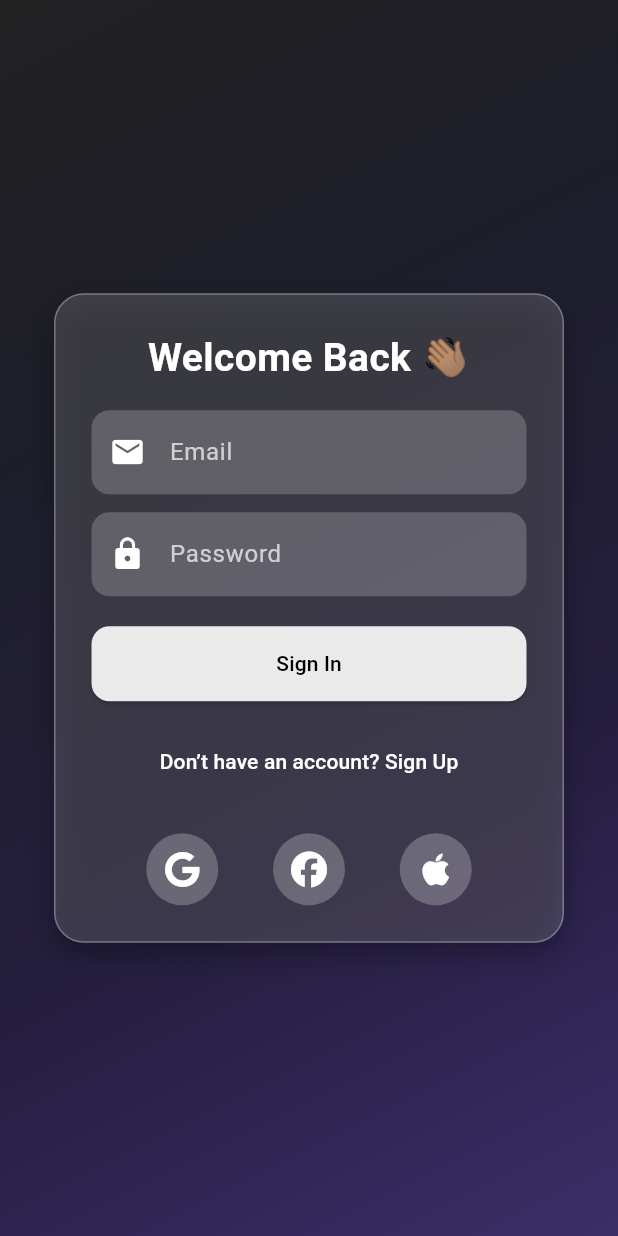
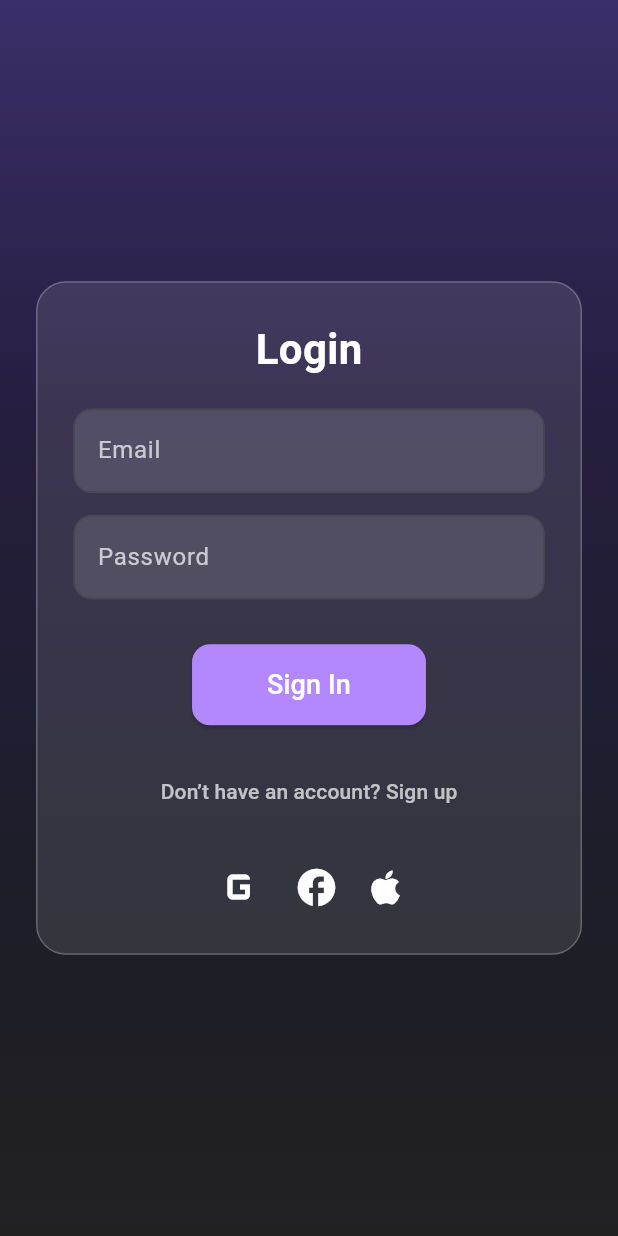
Before and after one commit to denizef00/CineHolmes, a Flutter app: the screen it shows after launch, on a phone screen of 412 x 824 dp. Run offline on Flutter 3.47's test engine with Material 3 defaults, Android fonts, the phone set to English and light mode, and no system bars; our stand-ins replace firebase_auth, firebase_core, font_awesome_flutter; accounts and stored records are empty.

```diff
--- a/proje_ana_ekran/lib/pages/home_page.dart
+++ b/lib/pages/home_page.dart
@@ -1,6 +1,6 @@
 import 'package:flutter/material.dart';
 import 'package:provider/provider.dart';
-import '../main.dart';
+import '../home_main.dart';
 
 class HomePage extends StatelessWidget {
   const HomePage({super.key});
--- a/proje_ana_ekran/lib/pages/settings_page.dart
+++ b/lib/pages/settings_page.dart
@@ -1,6 +1,6 @@
 import 'package:flutter/material.dart';
 import 'package:provider/provider.dart';
-import '../main.dart';
+import '../home_main.dart';
 
 class SettingsPage extends StatelessWidget {
   const SettingsPage({super.key});
--- a/lib/screens/login_page.dart
+++ b/lib/screens/login_page.dart
@@ -1,8 +1,178 @@
+import 'package:flutter/material.dart';
+import 'package:firebase_auth/firebase_auth.dart';
+import '../home_main.dart';
+import 'signup_page.dart';
+
+class LoginPage extends StatefulWidget {
+  const LoginPage({super.key});
+
+  @override
+  State<LoginPage> createState() => _LoginPageState();
+}
+
+class _LoginPageState extends State<LoginPage> {
+  final _emailController = TextEditingController();
+  final _passwordController = TextEditingController();
+  bool _isLoading = false;
+  String? _errorMessage;
+
+  Future<void> _login() async {
+    setState(() {
+      _isLoading = true;
+      _errorMessage = null;
+    });
+
+    try {
+      await FirebaseAuth.instance.signInWithEmailAndPassword(
+        email: _emailController.text.trim(),
+        password: _passwordController.text.trim(),
+      );
+
+      Navigator.pushReplacement(
+        context,
+        MaterialPageRoute(builder: (context) => const CineHolmesApp()),
+      );
+    } on FirebaseAuthException catch (e) {
+      setState(() {
+        _errorMessage = e.message;
+      });
+    } finally {
+      setState(() => _isLoading = false);
+    }
+  }
+
+  @override
+  Widget build(BuildContext context) {
+    return Scaffold(
+      body: Container(
+        decoration: const BoxDecoration(
+          gradient: LinearGradient(
+            colors: [
+              Color.fromARGB(255, 59, 46, 105),
+              Color.fromARGB(255, 37, 30, 63),
+              Color(0xFF1E1E2C),
+              Colors.black87,
+            ],
+            begin: Alignment.topCenter,
+            end: Alignment.bottomCenter,
+          ),
+        ),
+        child: Center(
+          child: Container(
+            padding: const EdgeInsets.all(24),
+            margin: const EdgeInsets.symmetric(horizontal: 24),
+            decoration: BoxDecoration(
+              color: Colors.white.withOpacity(0.1),
+              borderRadius: BorderRadius.circular(20),
+              border: Border.all(color: Colors.white24),
+            ),
+            child: Column(
+              mainAxisSize: MainAxisSize.min,
+              children: [
+                const Text(
+                  "Login",
+                  style: TextStyle(
+                    color: Colors.white,
+                    fontSize: 28,
+                    fontWeight: FontWeight.bold,
+                  ),
+                ),
+                const SizedBox(height: 20),
+                TextField(
+                  controller: _emailController,
+                  style: const TextStyle(color: Colors.white),
+                  decoration: InputDecoration(
+                    labelText: "Email",
+                    labelStyle: const TextStyle(color: Colors.white70),
+                    filled: true,
+                    fillColor: Colors.white12,
+                    border: OutlineInputBorder(
+                      borderRadius: BorderRadius.circular(12),
+                    ),
+                  ),
+                ),
+                const SizedBox(height: 15),
+                TextField(
+                  controller: _passwordController,
+                  obscureText: true,
+                  style: const TextStyle(color: Colors.white),
+                  decoration: InputDecoration(
+                    labelText: "Password",
+                    labelStyle: const TextStyle(color: Colors.white70),
+                    filled: true,
+                    fillColor: Colors.white12,
+                    border: OutlineInputBorder(
+                      borderRadius: BorderRadius.circular(12),
+                    ),
+                  ),
+                ),
+                const SizedBox(height: 20),
+                if (_errorMessage != null)
+                  Text(
+                    _errorMessage!,
+                    style: const TextStyle(color: Colors.redAccent),
+                  ),
+                const SizedBox(height: 10),
+                ElevatedButton(
+                  onPressed: _isLoading ? null : _login,
+                  style: ElevatedButton.styleFrom(
+                    backgroundColor: Colors.deepPurpleAccent.shade100,
+                    padding: const EdgeInsets.symmetric(
+                      horizontal: 50,
+                      vertical: 14,
+                    ),
+                    shape: RoundedRectangleBorder(
+                      borderRadius: BorderRadius.circular(12),
+                    ),
+                  ),
+                  child: _isLoading
+                      ? const CircularProgressIndicator(color: Colors.white)
+                      : const Text(
+                          "Sign In",
+                          style: TextStyle(fontSize: 18, color: Colors.white),
+                        ),
+                ),
+                const SizedBox(height: 20),
+                TextButton(
+                  onPressed: () {
+                    Navigator.push(
+                      context,
+                      MaterialPageRoute(
+                        builder: (context) => const SignUpPage(),
+                      ),
+                    );
+                  },
+                  child: const Text(
+                    "Don’t have an account? Sign up",
+                    style: TextStyle(color: Colors.white70),
+                  ),
+                ),
+                const SizedBox(height: 20),
+                Row(
+                  mainAxisAlignment: MainAxisAlignment.center,
+                  children: const [
+                    Icon(Icons.g_mobiledata, color: Colors.white, size: 40),
+                    SizedBox(width: 16),
+                    Icon(Icons.facebook, color: Colors.white, size: 30),
+                    SizedBox(width: 16),
+                    Icon(Icons.apple, color: Colors.white, size: 30),
+                  ],
+                ),
+              ],
+            ),
+          ),
+        ),
+      ),
+    );
+  }
+}
+
+/*
 import 'package:flutter/material.dart';
 import 'package:firebase_auth/firebase_auth.dart';
 import 'package:font_awesome_flutter/font_awesome_flutter.dart';
 import 'signup_page.dart';
-import 'home_page.dart';
+import 'mainHome.dart';
 
 class LoginPage extends StatefulWidget {
   const LoginPage({super.key});
@@ -187,4 +357,4 @@ class _LoginPageState extends State<LoginPage> {
       ),
     );
   }
-}
+}*/
```
Also changed, not shown: lib/home_main.dart (added, +242 -0 lines), lib/screens/home_page.dart (deleted, +0 -31 lines), proje_ana_ekran/analysis_options.yaml (deleted, +0 -28 lines), proje_ana_ekran/lib/main.dart (deleted, +0 -121 lines), proje_ana_ekran/pubspec.yaml (deleted, +0 -90 lines), pubspec.yaml (+16 -18 lines), lib/pages/library_page.dart (renamed from proje_ana_ekran/lib/pages/library_page.dart), lib/pages/profile_page.dart (renamed from proje_ana_ekran/lib/pages/profile_page.dart), lib/pages/upload_page.dart (renamed from proje_ana_ekran/lib/pages/upload_page.dart), proje_ana_ekran/pubspec.lock (deleted), pubspec.lock, 125 other files.
